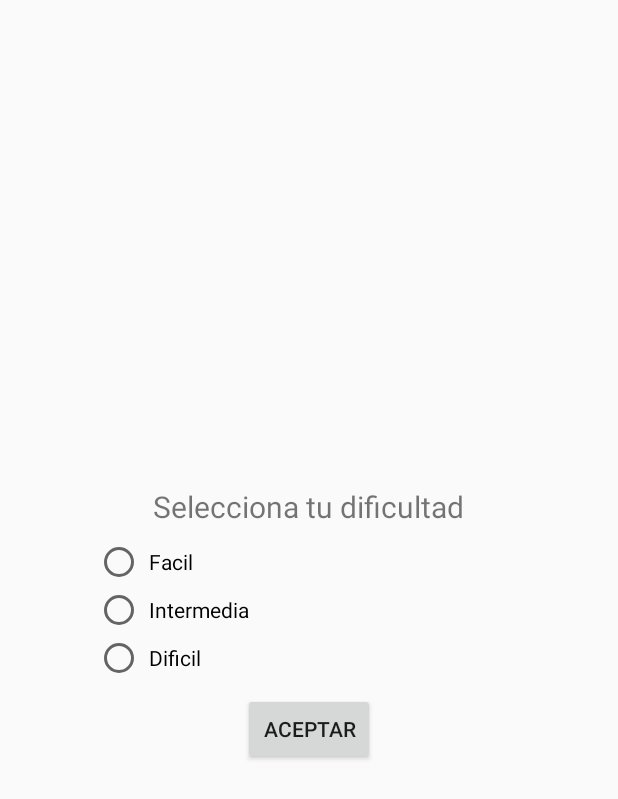
After one commit to TheB0x/sudoku-ud, an Android app: the layout initial_menu.xml on its own in the app's theme, with its tools: preview values and no code run, on a phone screen of 412 x 824 dp. The commit adds this screen. Shown: the top 799 px of the screen. Run offline under Robolectric (Android 15) with nearby library versions, the phone set to English and light mode, and no system bars.

Commit message:
floating menu and tool bar

```diff
--- a/app/build.gradle.kts
+++ b/app/build.gradle.kts
@@ -68,4 +68,6 @@ dependencies {
     //implementation("android.arch.lifecycle:extensions:1.1.1")
     implementation("android.arch.lifecycle:viewmodel:1.1.1")
 
+    implementation("androidx.fragment:fragment-ktx:1.6.2")
+
 }
--- a/app/src/main/java/com/componentes/sudoku/model/SudokuModel.kt
+++ b/app/src/main/java/com/componentes/sudoku/model/SudokuModel.kt
@@ -30,7 +30,7 @@ class SudokuModel {
 
     fun handleInput(number:Int){
         if(selectedRow == -1 || selectedColumn == -1) return
-        if(!board.getCell(selectedRow, selectedColumn).isStartingCell) return
+        if(board.getCell(selectedRow, selectedColumn).isStartingCell) return
 
         board.getCell(selectedRow,selectedColumn).value = number
         cellsliveData.postValue(board.cells)
--- /dev/null
+++ b/app/src/main/res/drawable/back_arrow.xml
@@ -0,0 +1,5 @@
+<vector android:height="24dp" android:tint="#FFFFFF"
+    android:viewportHeight="24" android:viewportWidth="24"
+    android:width="24dp" xmlns:android="http://schemas.android.com/apk/res/android">
+    <path android:fillColor="@android:color/white" android:pathData="M17.77,3.77l-1.77,-1.77l-10,10l10,10l1.77,-1.77l-8.23,-8.23z"/>
+</vector>
--- /dev/null
+++ b/app/src/main/res/drawable/decoration_icon.xml
@@ -0,0 +1,5 @@
+<vector android:height="24dp" android:tint="#FFFFFF"
+    android:viewportHeight="24" android:viewportWidth="24"
+    android:width="24dp" xmlns:android="http://schemas.android.com/apk/res/android">
+    <path android:fillColor="@android:color/white" android:pathData="M20,2L4,2c-1.1,0 -2,0.9 -2,2v16c0,1.1 0.9,2 2,2h16c1.1,0 2,-0.9 2,-2L22,4c0,-1.1 -0.9,-2 -2,-2zM8,20L4,20v-4h4v4zM8,14L4,14v-4h4v4zM8,8L4,8L4,4h4v4zM14,20h-4v-4h4v4zM14,14h-4v-4h4v4zM14,8h-4L10,4h4v4zM20,20h-4v-4h4v4zM20,14h-4v-4h4v4zM20,8h-4L16,4h4v4z"/>
+</vector>
--- /dev/null
+++ b/app/src/main/res/drawable/settings.xml
@@ -0,0 +1,5 @@
+<vector android:height="24dp" android:tint="#FFFFFF"
+    android:viewportHeight="24" android:viewportWidth="24"
+    android:width="24dp" xmlns:android="http://schemas.android.com/apk/res/android">
+    <path android:fillColor="@android:color/white" android:pathData="M22.7,19l-9.1,-9.1c0.9,-2.3 0.4,-5 -1.5,-6.9 -2,-2 -5,-2.4 -7.4,-1.3L9,6 6,9 1.6,4.7C0.4,7.1 0.9,10.1 2.9,12.1c1.9,1.9 4.6,2.4 6.9,1.5l9.1,9.1c0.4,0.4 1,0.4 1.4,0l2.3,-2.3c0.5,-0.4 0.5,-1.1 0.1,-1.4z"/>
+</vector>
--- a/app/src/main/res/layout/activity_main.xml
+++ b/app/src/main/res/layout/activity_main.xml
@@ -5,6 +5,8 @@
         android:orientation="vertical"
         android:layout_width="match_parent"
         android:layout_height="match_parent">
+    <include layout="@layout/toolbar" android:id="@+id/include"/>
+
 
     <com.componentes.sudoku.view.BoardView
             android:id="@+id/BoardView"
@@ -12,10 +14,9 @@
             android:layout_height="500dp"
 
             app:layout_constraintBottom_toTopOf="@+id/buttonsLayout"
-            app:layout_constraintTop_toTopOf="parent"
             android:padding="2dp"
 
-    />
+            app:layout_constraintTop_toBottomOf="@+id/include"/>
 
     <GridLayout
             android:id="@+id/buttonsLayout"
--- /dev/null
+++ b/app/src/main/res/layout/initial_menu.xml
@@ -0,0 +1,64 @@
+<?xml version="1.0" encoding="utf-8"?>
+<RelativeLayout xmlns:android="http://schemas.android.com/apk/res/android"
+                android:layout_width="match_parent"
+                android:layout_height="match_parent"
+                android:backgroundTint="@color/white">
+    <RelativeLayout
+        android:layout_width="wrap_content"
+        android:layout_height="wrap_content"
+        android:layout_centerInParent="true">
+
+        <TextView
+            android:layout_width="wrap_content"
+            android:layout_height="wrap_content"
+            android:text="Selecciona tu dificultad"
+            android:textSize="20dp"
+            android:layout_centerHorizontal="true"
+            android:id="@+id/label_menu"
+            android:paddingTop="10dp"/>
+
+        <RadioGroup
+            android:layout_width="300dp"
+            android:layout_height="wrap_content"
+            android:id="@+id/difficult_selector"
+            android:layout_below="@+id/label_menu"
+            android:padding="7dp">
+
+            <RadioButton
+                android:layout_width="wrap_content"
+                android:layout_height="wrap_content"
+                android:id="@+id/rB_easy"
+                android:text="Facil"
+                android:paddingHorizontal="4dp"
+                android:layout_weight="1"/>
+
+            <RadioButton
+                android:layout_width="wrap_content"
+                android:layout_height="wrap_content"
+                android:id="@+id/rB_medium"
+                android:text="Intermedia"
+                android:paddingHorizontal="4dp"
+                android:layout_weight="1"/>
+
+            <RadioButton
+                android:layout_width="wrap_content"
+                android:layout_height="wrap_content"
+                android:id="@+id/rb_hard"
+                android:text="Dificil"
+                android:paddingHorizontal="4dp"
+                android:layout_weight="1"/>
+
+        </RadioGroup>
+
+        <Button
+            android:layout_width="wrap_content"
+            android:layout_height="wrap_content"
+            android:layout_below="@+id/difficult_selector"
+            android:id="@+id/btn_ok"
+            android:layout_centerHorizontal="true"
+            android:text="Aceptar"/>
+
+
+    </RelativeLayout>
+
+</RelativeLayout>
```
Also changed, not shown: app/src/main/java/com/componentes/sudoku/view/MainActivity.kt (+15 -0 lines), app/src/main/java/com/componentes/sudoku/view/popUpMenuStartFragment.kt (added, +19 -0 lines), app/src/main/res/layout/toolbar.xml (added, +37 -0 lines).
